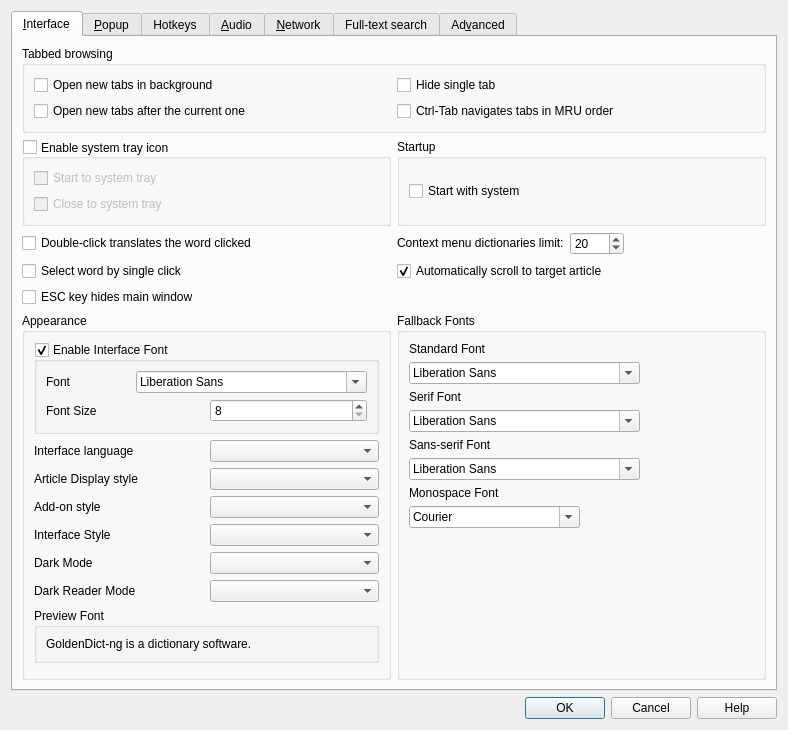
Above: src/ui/preferences.ui from xiaoyifang/goldendict-ng before the change. Below: the same form after it.
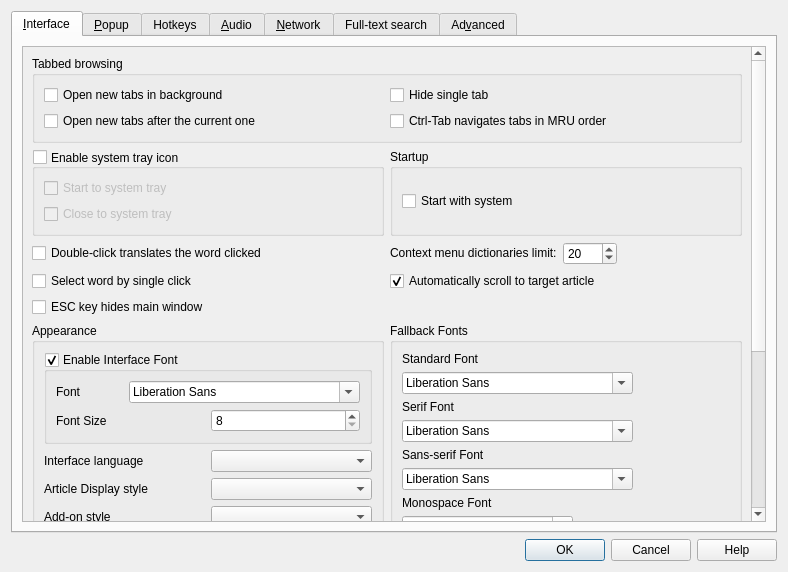
That is the form after the change. Icons and pictures are not drawn.

Commit message:
opt:preference dialog,interface tab nested within scrollarea (#2520)
---------

```diff
--- a/src/ui/preferences.ui
+++ b/src/ui/preferences.ui
@@ -7,7 +7,7 @@
     <x>0</x>
     <y>0</y>
     <width>788</width>
-    <height>730</height>
+    <height>552</height>
    </rect>
   </property>
   <property name="windowTitle">
@@ -36,7 +36,7 @@
       <enum>Qt::ElideNone</enum>
      </property>
      <property name="usesScrollButtons">
-      <bool>false</bool>
+      <bool>true</bool>
      </property>
      <property name="documentMode">
       <bool>false</bool>
@@ -49,6 +49,21 @@
       <attribute name="title">
        <string>&amp;Interface</string>
       </attribute>
+      <layout class="QVBoxLayout" name="verticalLayout_interface">
+       <item>
+        <widget class="QScrollArea" name="scrollArea_interface">
+         <property name="widgetResizable">
+          <bool>true</bool>
+         </property>
+         <widget class="QWidget" name="scrollAreaWidgetContents_interface">
+          <property name="geometry">
+           <rect>
+            <x>0</x>
+            <y>0</y>
+            <width>727</width>
+            <height>713</height>
+           </rect>
+          </property>
       <layout class="QGridLayout" name="gridLayout_2" columnstretch="1,1">
        <property name="topMargin">
         <number>9</number>
@@ -604,6 +619,10 @@
            </spacer>
           </item>
          </layout>
+            </widget>
+           </item>
+          </layout>
+         </widget>
         </widget>
        </item>
       </layout>
```
Left out of the diff: 4 changed lines with no effect on the pictures. Lines whose indentation alone changed are shown as unchanged. The commit also changes 1 other file.
